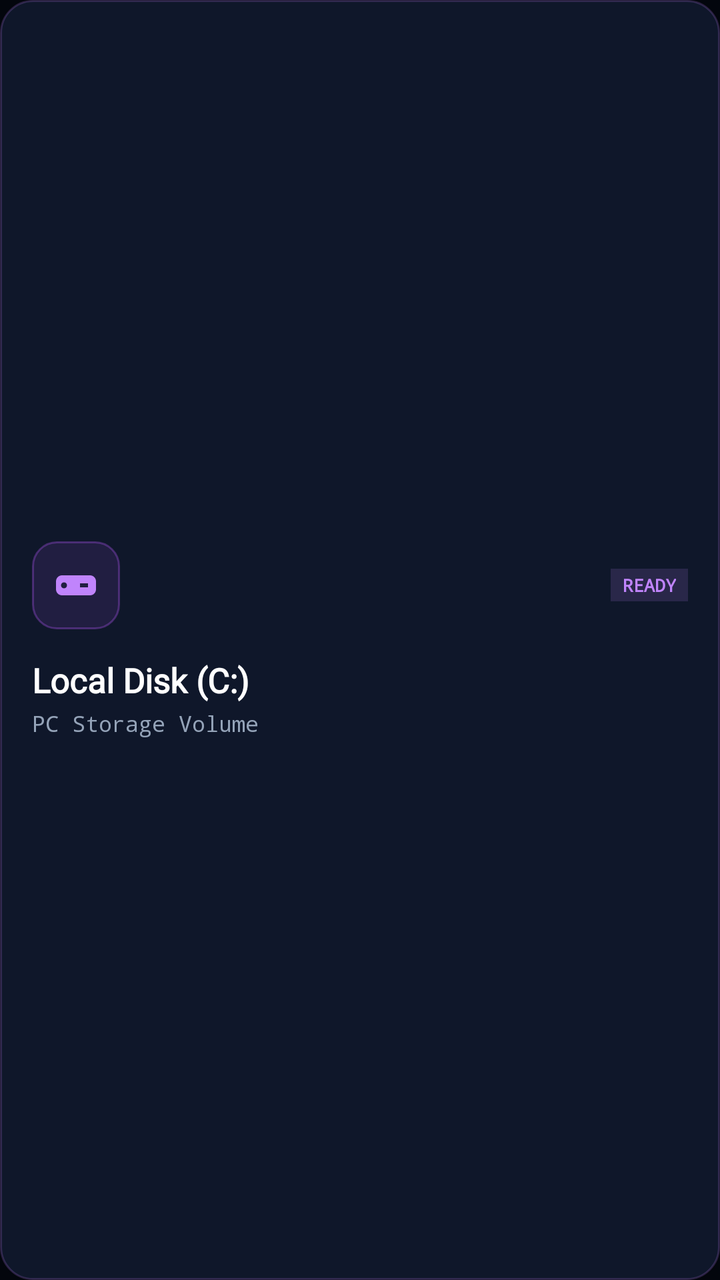
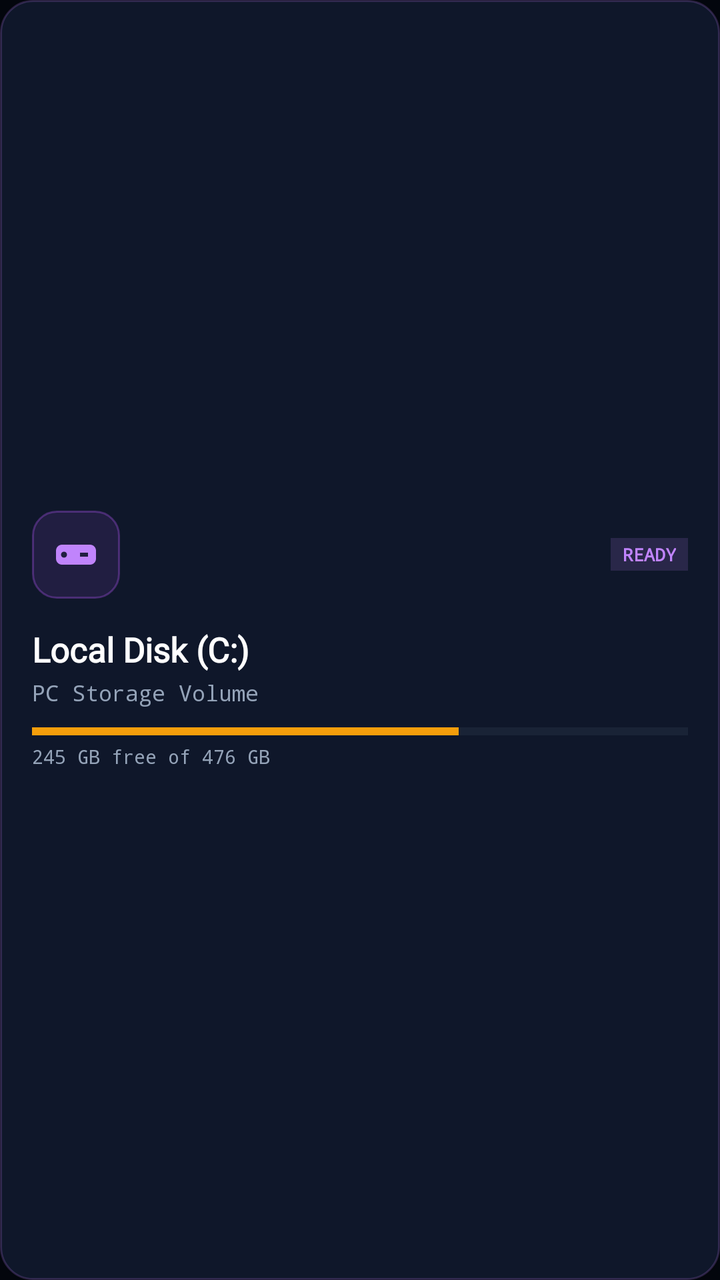

Before-and-after screenshots of an Android layout around one commit, followed by the original layout XML and the change that was made.
<!-- AndroidManifest.xml: application theme Theme.AnoLink -->
<!-- res/layout/item_pc_drive_card.xml -->
<?xml version="1.0" encoding="utf-8"?>
<LinearLayout xmlns:android="http://schemas.android.com/apk/res/android"
    android:layout_width="match_parent"
    android:layout_height="145dp"
    android:orientation="vertical"
    android:background="@drawable/bg_glass_card_purple"
    android:padding="16dp"
    android:gravity="center_vertical">

    <LinearLayout
        android:layout_width="match_parent"
        android:layout_height="wrap_content"
        android:orientation="horizontal"
        android:gravity="center_vertical">

        <ImageView
            android:id="@+id/ivDriveIcon"
            android:layout_width="44dp"
            android:layout_height="44dp"
            android:background="@drawable/bg_gem_purple"
            android:src="@drawable/ic_drive"
            android:padding="10dp"
            android:contentDescription="Drive" />

        <View
            android:layout_width="0dp"
            android:layout_height="1dp"
            android:layout_weight="1" />

        <TextView
            android:id="@+id/tvDriveBadge"
            android:layout_width="wrap_content"
            android:layout_height="wrap_content"
            android:text="READY"
            android:textSize="9sp"
            android:textStyle="bold"
            android:fontFamily="monospace"
            android:textColor="#C084FC"
            android:background="#25C084FC"
            android:paddingHorizontal="6dp"
            android:paddingVertical="2dp" />
    </LinearLayout>

    <TextView
        android:id="@+id/tvDriveName"
        android:layout_width="wrap_content"
        android:layout_height="wrap_content"
        android:text="Local Disk (C:)"
        android:textSize="17sp"
        android:textStyle="bold"
        android:textColor="#FFFFFF"
        android:fontFamily="@font/syne_extrabold"
        android:layout_marginTop="14dp" />

    <TextView
        android:id="@+id/tvDriveSubtitle"
        android:layout_width="wrap_content"
        android:layout_height="wrap_content"
        android:text="PC Storage Volume"
        android:textSize="11sp"
        android:textColor="#94A3B8"
        android:fontFamily="monospace"
        android:layout_marginTop="3dp" />

</LinearLayout>
<!-- resources referenced by this layout -->
<resources>
  <!-- drawable bg_gem_purple (drawable) -->
  <?xml version="1.0" encoding="utf-8"?>
  <shape xmlns:android="http://schemas.android.com/apk/res/android"
      android:shape="rectangle">
      <corners android:radius="12dp" />
      <solid android:color="#209D4EDD" />
      <stroke
          android:width="1dp"
          android:color="#609D4EDD" />
  </shape>
  <!-- drawable bg_glass_card_purple (drawable) -->
  <?xml version="1.0" encoding="utf-8"?>
  <shape xmlns:android="http://schemas.android.com/apk/res/android">
      <solid android:color="#0F172A" />
      <stroke android:width="1dp" android:color="#35C084FC" />
      <corners android:radius="16dp" />
  </shape>
  <!-- drawable ic_drive (drawable) -->
  <vector xmlns:android="http://schemas.android.com/apk/res/android"
      android:width="24dp"
      android:height="24dp"
      android:viewportWidth="24"
      android:viewportHeight="24">
      <path
          android:fillColor="#C084FC"
          android:pathData="M19,7H5C3.34,7 2,8.34 2,10v4c0,1.66 1.34,3 3,3h14c1.66,0 3,-1.34 3,-3v-4C22,8.34 20.66,7 19,7zM6,13.5c-0.83,0 -1.5,-0.67 -1.5,-1.5s0.67,-1.5 1.5,-1.5s1.5,0.67 1.5,1.5S6.83,13.5 6,13.5zM18,13h-4v-2h4V13z"/>
  </vector>
  <style name="Theme.AnoLink" parent="Theme.Material3.Dark.NoActionBar">
          <item name="colorPrimary">@color/primary</item>
          <item name="android:windowBackground">@color/bg_dark</item>
          <item name="android:statusBarColor">@color/bg_dark</item>
      </style>
  <color name="primary">#9333EA</color>
  <color name="bg_dark">#03060D</color>
</resources>

<!-- the commit's change to res/layout/item_pc_drive_card.xml (unified diff, before → after) -->
@@ -1,7 +1,8 @@
 <?xml version="1.0" encoding="utf-8"?>
 <LinearLayout xmlns:android="http://schemas.android.com/apk/res/android"
     android:layout_width="match_parent"
-    android:layout_height="145dp"
+    android:layout_height="wrap_content"
+    android:minHeight="145dp"
     android:orientation="vertical"
     android:background="@drawable/bg_glass_card_purple"
     android:padding="16dp"
@@ -62,4 +63,33 @@
         android:fontFamily="monospace"
         android:layout_marginTop="3dp" />
 
+    
+    <LinearLayout
+        android:id="@+id/llDriveCapacity"
+        android:layout_width="match_parent"
+        android:layout_height="wrap_content"
+        android:orientation="vertical"
+        android:layout_marginTop="10dp">
+
+        <ProgressBar
+            android:id="@+id/pbDriveCapacity"
+            style="?android:attr/progressBarStyleHorizontal"
+            android:layout_width="match_parent"
+            android:layout_height="4dp"
+            android:max="100"
+            android:progress="65"
+            android:progressTint="#F59E0B"
+            android:progressBackgroundTint="#334155" />
+
+        <TextView
+            android:id="@+id/tvDriveCapacity"
+            android:layout_width="wrap_content"
+            android:layout_height="wrap_content"
+            android:text="245 GB free of 476 GB"
+            android:textSize="9.5sp"
+            android:fontFamily="monospace"
+            android:textColor="#94A3B8"
+            android:layout_marginTop="4dp" />
+    </LinearLayout>
+
 </LinearLayout>
